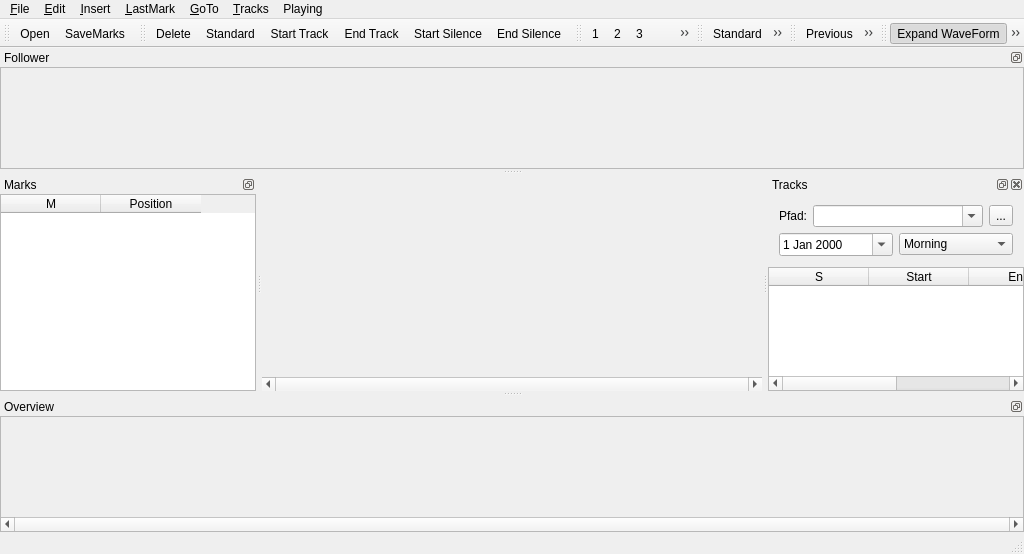
First picture: the form in mainwindow.ui, repository audioprog/RecMasterNCutter, before the edit.
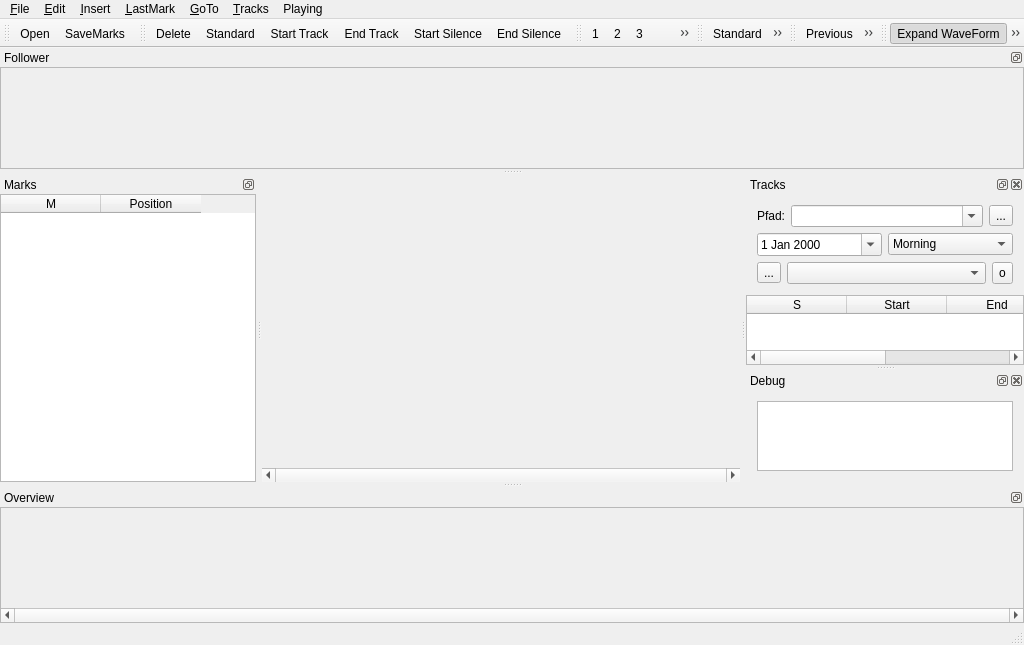
Second picture: the form after the edit. Icons and pictures are not drawn. Custom widgets are drawn as their Qt base class.

```diff
--- a/mainwindow.ui
+++ b/mainwindow.ui
@@ -7,7 +7,7 @@
     <x>0</x>
     <y>0</y>
     <width>1024</width>
-    <height>554</height>
+    <height>644</height>
    </rect>
   </property>
   <property name="windowTitle">
@@ -460,6 +460,43 @@
           </item>
          </layout>
         </item>
+        <item>
+         <layout class="QHBoxLayout" name="horizontalLayout_3">
+          <property name="sizeConstraint">
+           <enum>QLayout::SetDefaultConstraint</enum>
+          </property>
+          <item>
+           <widget class="QToolButton" name="btnListDevices">
+            <property name="text">
+             <string>...</string>
+            </property>
+           </widget>
+          </item>
+          <item>
+           <widget class="QComboBox" name="comboDevices">
+            <property name="sizePolicy">
+             <sizepolicy hsizetype="Expanding" vsizetype="Minimum">
+              <horstretch>0</horstretch>
+              <verstretch>0</verstretch>
+             </sizepolicy>
+            </property>
+           </widget>
+          </item>
+          <item>
+           <widget class="QToolButton" name="btnStartRec">
+            <property name="sizePolicy">
+             <sizepolicy hsizetype="Fixed" vsizetype="Preferred">
+              <horstretch>0</horstretch>
+              <verstretch>0</verstretch>
+             </sizepolicy>
+            </property>
+            <property name="text">
+             <string>o</string>
+            </property>
+           </widget>
+          </item>
+         </layout>
+        </item>
        </layout>
       </widget>
      </item>
@@ -503,6 +540,21 @@
    <addaction name="actionExpand_WaveForm"/>
    <addaction name="actionRefresh"/>
   </widget>
+  <widget class="QDockWidget" name="docDebug">
+   <property name="windowTitle">
+    <string>Debug</string>
+   </property>
+   <attribute name="dockWidgetArea">
+    <number>2</number>
+   </attribute>
+   <widget class="QWidget" name="dockWidgetContents_5">
+    <layout class="QVBoxLayout" name="verticalLayout_9">
+     <item>
+      <widget class="QPlainTextEdit" name="pteDebug"/>
+     </item>
+    </layout>
+   </widget>
+  </widget>
   <action name="action_Open">
    <property name="icon">
     <iconset resource="icons.qrc">
```
Left out of the diff: 10 changed lines with no effect on the pictures.
